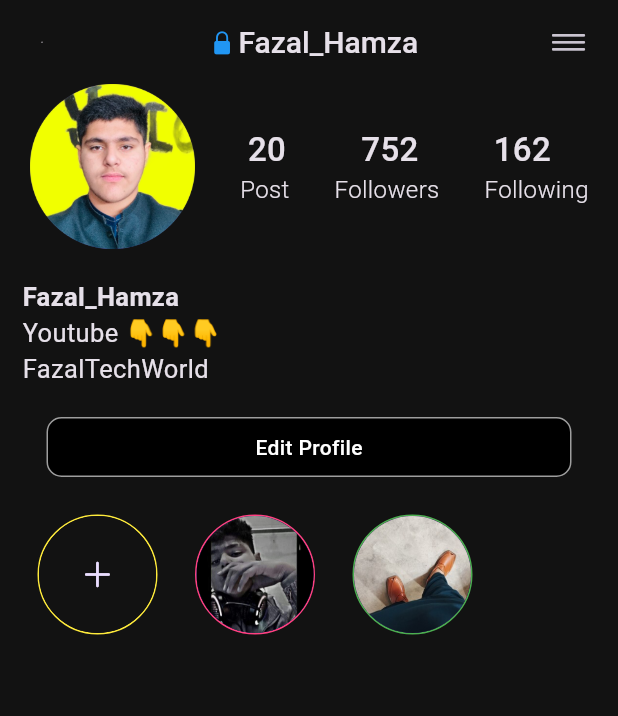
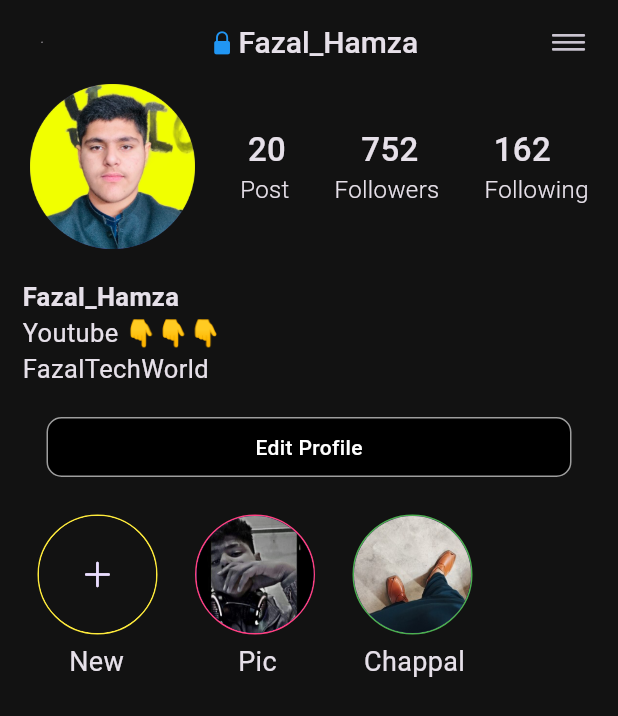
Before and after one commit to FazalHamzaKhan12/InstagramClone, a Flutter app: the Profilescreen screen opened directly, on a phone screen of 412 x 824 dp. Shown: the top 716 px of the screen. Run offline on Flutter 3.47's test engine with Material 3 defaults, Android fonts, the phone set to English and light mode, and no system bars.

Commit message:
Profile Page
Finshing The Storeies

```diff
--- a/lib/Screen/MianPage/ProfileScr/profilescreen.dart
+++ b/lib/Screen/MianPage/ProfileScr/profilescreen.dart
@@ -247,8 +247,19 @@ class Profilescreen extends StatelessWidget {
                   ),
                 ),
               ),
+              ],
+          ),
+          SizedBox(height: 5,),
+          Row(
+            children: [
+              SizedBox(width: 46,),
+              Text("New",style: TextStyle(fontSize: 18,fontWeight: FontWeight.w400),),
+              SizedBox(width: 76,),
+              Text("Pic",style: TextStyle(fontSize: 18,fontWeight: FontWeight.w400),),
+              SizedBox(width: 58,),
+              Text("Chappal",style: TextStyle(fontSize: 18,fontWeight: FontWeight.w400),),
             ],
-          )
+          ),
         ],
       ),
     );
--- a/pubspec.yaml
+++ b/pubspec.yaml
@@ -83,6 +83,8 @@ flutter:
    - assets/images/Save.png
    - assets/images/Myf.jpg
    - assets/images/1000025770.jpg
+   - assets/images/Grid Icon.png
+   - assets/images/Tags Icon.png
 
 
   # An image asset can refer to one or more resolution-specific "variants", see
```
